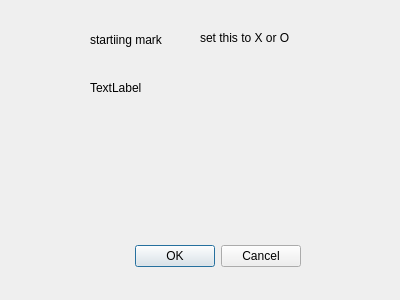
Qt form settings.ui (JohnOMalleyNewBury/TicTacToe) before a commit.
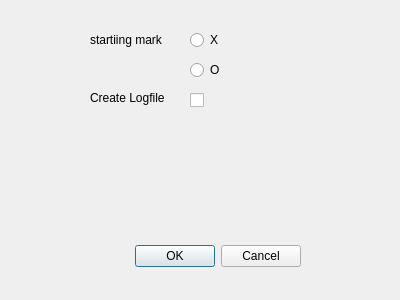
The same form after that commit.

What changed in the file:
```diff
--- a/settings.ui
+++ b/settings.ui
@@ -42,30 +42,56 @@
     <string>startiing mark</string>
    </property>
   </widget>
+  <widget class="QCheckBox" name="createLogfileCheckBox">
+   <property name="geometry">
+    <rect>
+     <x>190</x>
+     <y>90</y>
+     <width>81</width>
+     <height>20</height>
+    </rect>
+   </property>
+   <property name="text">
+    <string/>
+   </property>
+  </widget>
   <widget class="QLabel" name="label_2">
    <property name="geometry">
     <rect>
      <x>90</x>
-     <y>80</y>
-     <width>55</width>
+     <y>90</y>
+     <width>91</width>
      <height>16</height>
     </rect>
    </property>
    <property name="text">
-    <string>TextLabel</string>
+    <string>Create Logfile</string>
    </property>
   </widget>
-  <widget class="QLabel" name="label_3">
+  <widget class="QRadioButton" name="playerMarkXradioButton">
    <property name="geometry">
     <rect>
-     <x>200</x>
+     <x>190</x>
      <y>30</y>
-     <width>101</width>
-     <height>16</height>
+     <width>95</width>
+     <height>20</height>
     </rect>
    </property>
    <property name="text">
-    <string>set this to X or O</string>
+    <string>X</string>
+   </property>
+  </widget>
+  <widget class="QRadioButton" name="playerMarkOradioButton">
+   <property name="geometry">
+    <rect>
+     <x>190</x>
+     <y>60</y>
+     <width>95</width>
+     <height>20</height>
+    </rect>
+   </property>
+   <property name="text">
+    <string>O</string>
    </property>
   </widget>
  </widget>
```
